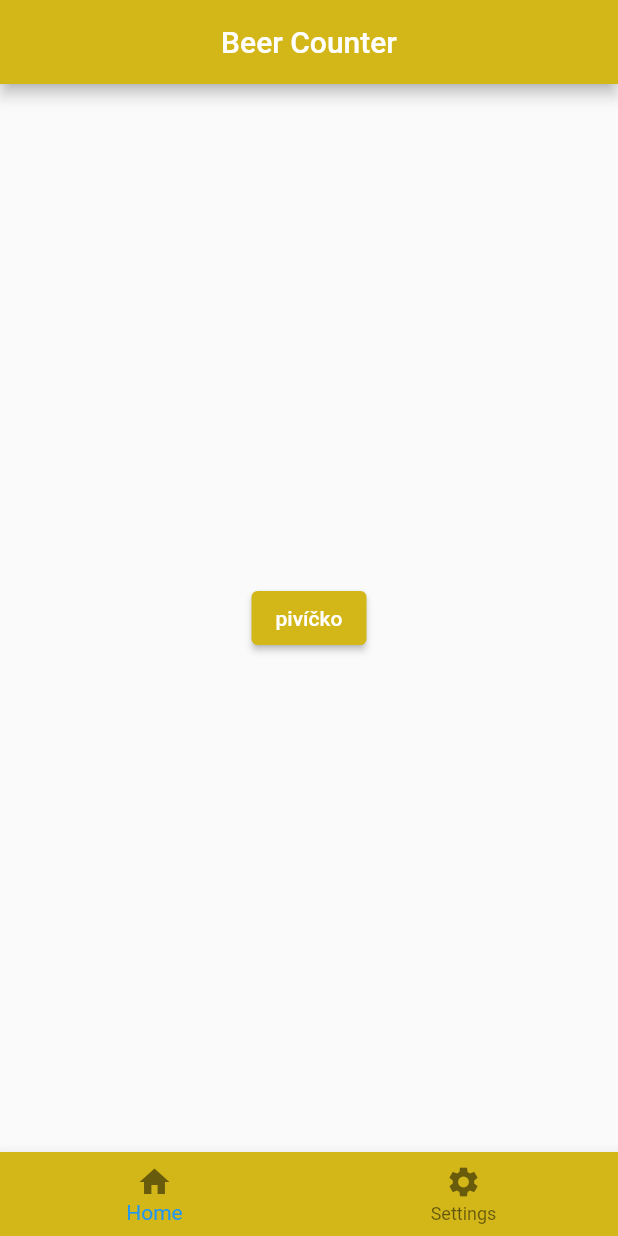
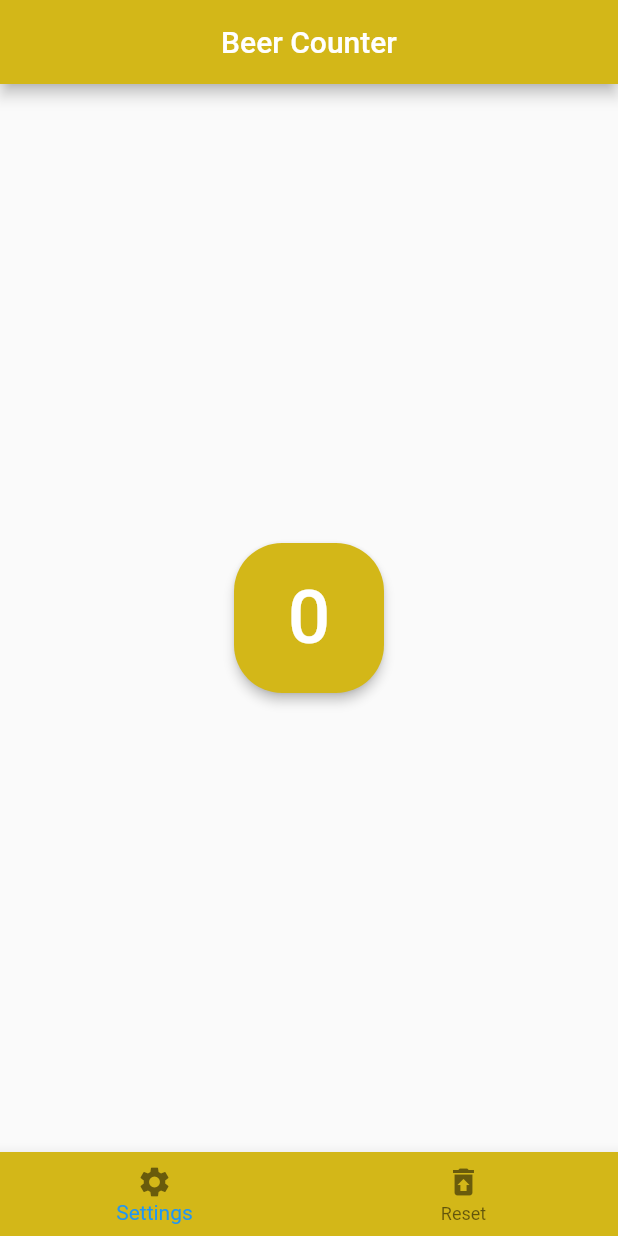
Before and after one commit to GoblinSharkStudios/test_ground, a Flutter app: the screen it shows after launch, on a phone screen of 412 x 824 dp. Run offline on Flutter 3.47's test engine with Material 2 defaults, Android fonts, the phone set to English and light mode, and no system bars.

Commit message:
Počítadlo
Doděláno počítadlo + zvětšovací efekt tlačítka počítadla piva

```diff
--- a/lib/main.dart
+++ b/lib/main.dart
@@ -1,44 +1,69 @@
 import 'package:flutter/material.dart';
 
 void main() {
-  runApp(const MyApp());
+  runApp(MyApp());
 }
 
-class MyApp extends StatelessWidget {
-  const MyApp({super.key});
+class MyApp extends StatefulWidget {
+  MyApp({Key? key}) : super(key: key);
+
+  @override
+  State<MyApp> createState() => _MyAppState();
+}
+
+class _MyAppState extends State<MyApp> {
+  int pocetPiv = 0;
 
   @override
   Widget build(BuildContext context) {
     return MaterialApp(
       debugShowCheckedModeBanner: false,
       home: Scaffold(
+        //vrchni lista
         appBar: AppBar(
           backgroundColor: const Color.fromARGB(255, 211, 183, 24),
           title: const Center(child: Text("Beer Counter")),
         ),
+
+        // telo
         body: Center(
           child: ElevatedButton(
-            onPressed: () {},
-            child: Text("pivíčko"),
             style: ElevatedButton.styleFrom(
               backgroundColor: const Color.fromARGB(255, 211, 183, 24),
+              elevation: 3,
+              shape: RoundedRectangleBorder(
+                  borderRadius: BorderRadius.circular(32.0)),
+              minimumSize: const Size(100, 100), //////// HERE
+            ),
+            onPressed: () {
+              setState(() {
+                pocetPiv++;
+              });
+            },
+            child: Text(
+              pocetPiv.toString(),
+              style: TextStyle(
+                fontSize: (50.0 + pocetPiv),
+              ),
             ),
           ),
         ),
+
+        // spodni lista
         bottomNavigationBar: BottomNavigationBar(
           backgroundColor: const Color.fromARGB(255, 211, 183, 24),
           items: const [
             BottomNavigationBarItem(
-              label: ("Home"),
+              label: ("Settings"),
               icon: Icon(
-                Icons.home,
+                Icons.settings,
                 color: Color.fromARGB(255, 105, 91, 12),
               ),
             ),
             BottomNavigationBarItem(
-              label: ("Settings"),
+              label: ("Reset"),
               icon: Icon(
-                Icons.settings,
+                Icons.restore_from_trash,
                 color: Color.fromARGB(255, 105, 91, 12),
               ),
             )
```
Also changed, not shown: 1 other file.
